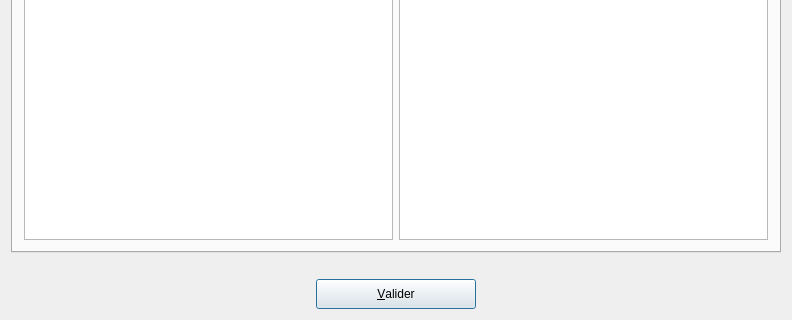
The window that UiQT4/desCommande.ui (SalomePlatform/eficas_tools) describes before a commit, drawn with Qt 5; both pictures show x 0 to 792 and y 450 to 770 of the 792 by 770 pixel window.
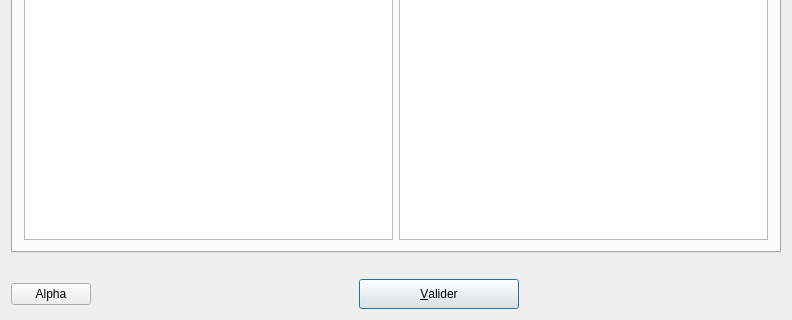
The same window after the commit.

What changed in the file:
```diff
--- a/UiQT4/desCommande.ui
+++ b/UiQT4/desCommande.ui
@@ -342,6 +342,13 @@
    </item>
    <item row="2" column="0" >
     <layout class="QHBoxLayout" name="horizontalLayout" >
+     <item>
+      <widget class="QPushButton" name="BAlpha" >
+       <property name="text" >
+        <string>Alpha</string>
+       </property>
+      </widget>
+     </item>
      <item>
       <spacer name="horizontalSpacer" >
        <property name="orientation" >
@@ -349,7 +356,7 @@
        </property>
        <property name="sizeHint" stdset="0" >
         <size>
-         <width>263</width>
+         <width>198</width>
          <height>27</height>
         </size>
        </property>
```
